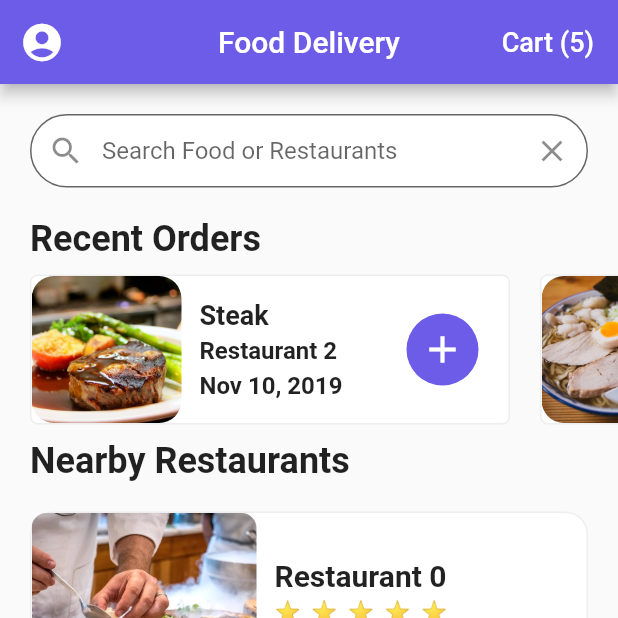
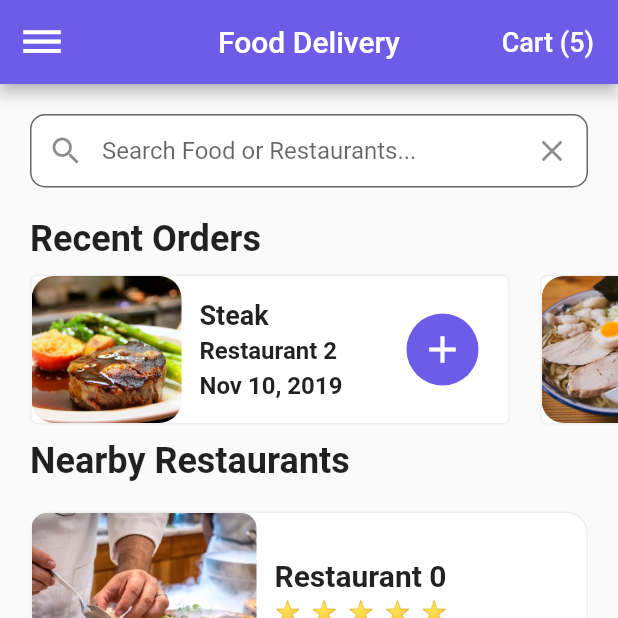
Before and after one commit to prashantchanne12/Flutter-UIs, a Flutter app: the screen it shows after launch, on a phone screen of 412 x 824 dp, the top half of it. Run offline on Flutter 3.47's test engine with Material 2 defaults, Android fonts, the phone set to English and light mode, and no system bars.

Commit message:
Added Screenshots

```diff
--- a/food_delivery_ui/lib/screens/home_screen.dart
+++ b/food_delivery_ui/lib/screens/home_screen.dart
@@ -109,7 +109,7 @@ class _HomeScreenState extends State<HomeScreen> {
       appBar: AppBar(
         leading: IconButton(
           icon: Icon(
-            Icons.account_circle,
+            Icons.dehaze,
             size: 30.0,
           ),
           onPressed: () {},
@@ -141,10 +141,10 @@ class _HomeScreenState extends State<HomeScreen> {
                 fillColor: Colors.white,
                 filled: true,
                 border: OutlineInputBorder(
-                  borderRadius: BorderRadius.circular(30.0),
+                  borderRadius: BorderRadius.circular(10.0),
                   borderSide: BorderSide(width: 0.5),
                 ),
-                hintText: 'Search Food or Restaurants',
+                hintText: 'Search Food or Restaurants...',
                 prefixIcon: Icon(Icons.search),
                 suffixIcon: IconButton(
                   icon: Icon(Icons.close),
```
Also changed, not shown: 3 other files.
